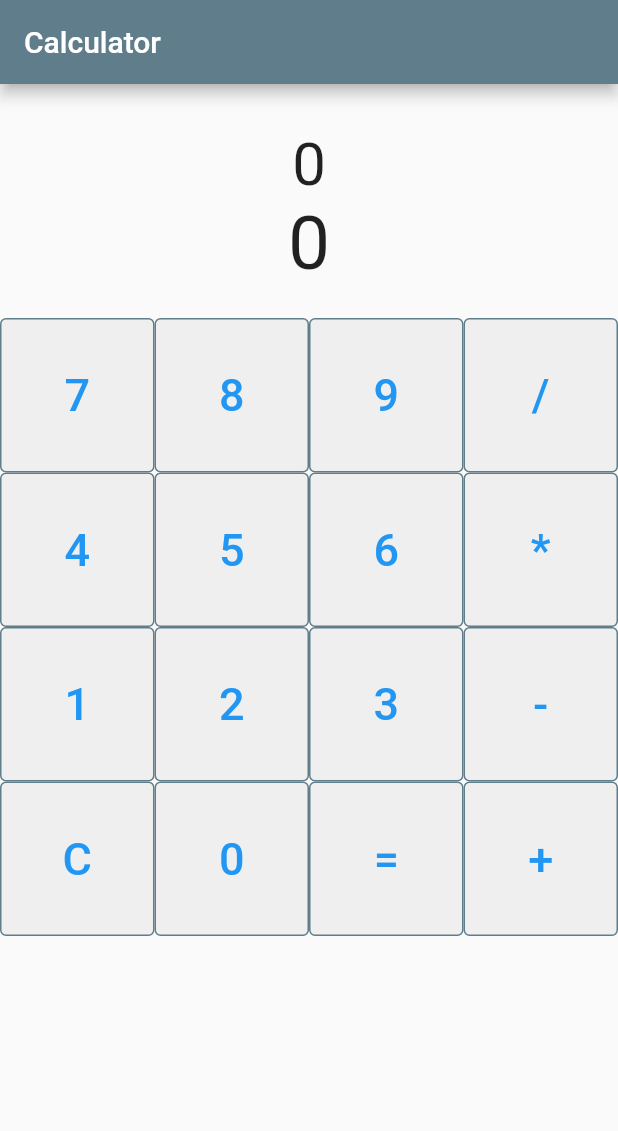
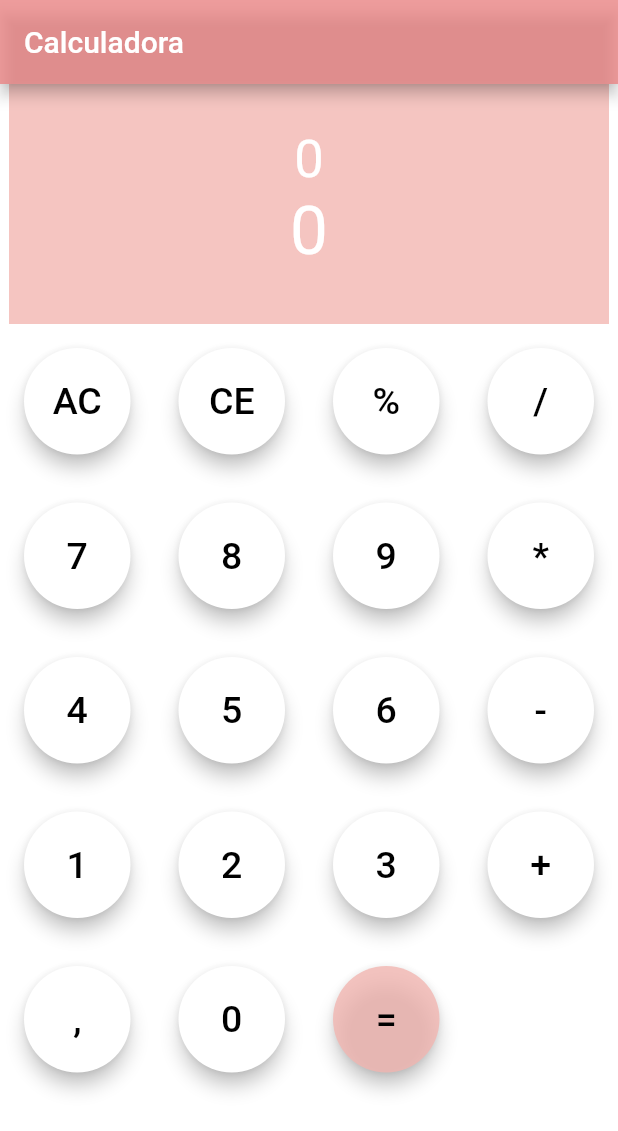
Before and after one commit to begazo-ticona-jesus/lab4, a Flutter app: the screen it shows after launch, on a phone screen of 412 x 824 dp. Shown: the top 1131 px of the screen. Run offline on Flutter 3.47's test engine with Material 2 defaults, Android fonts, the phone set to English and light mode, and no system bars; our stand-ins replace math_expressions.

Commit message:
Diseno y funciones extra anadidas

```diff
--- a/lib/components/Calculator.dart
+++ b/lib/components/Calculator.dart
@@ -1,3 +1,5 @@
+// ignore_for_file: file_names
+
 import 'package:flutter/material.dart';
 import 'package:math_expressions/math_expressions.dart';
 
@@ -8,12 +10,16 @@ class Calculator extends StatefulWidget {
   const Calculator({super.key});
 
   @override
+  // ignore: library_private_types_in_public_api
   _CalculatorState createState() => _CalculatorState();
 }
 
 class _CalculatorState extends State<Calculator> {
   String _input = '';
   String _output = '';
+
+  final Parser _parser = Parser();
+  final ContextModel _contextModel = ContextModel();
 
   final RegExp _calculatorRegex = RegExp(r'^[0-9]|[\+\-\*/]+$');
 
@@ -33,24 +39,71 @@ class _CalculatorState extends State<Calculator> {
     }
   }
 
+  bool isOperator(String text) {
+    return text == '+' || text == '-' || text == '*' || text == '/';
+  }
 
   void _onButtonPressed(String buttonText) {
     setState(() {
       switch (buttonText) {
         case '=':
           try {
-            final result = evalExpression(_input);
+            final lastChar = _input.isNotEmpty ? _input[_input.length - 1] : '';
+            if (isOperator(lastChar)) {
+              // Si el último carácter es un operador, quítalo antes de calcular el resultado.
+              _input = _input.substring(0, _input.length - 1);
+            }
+            Expression exp = _parser.parse(_input);
+            double result = exp.evaluate(EvaluationType.REAL, _contextModel);
+            String formattedResult = result.toStringAsFixed(3);
             _output = _input;
-            _input = result.toString();
+            _input = formattedResult.toString();
           } catch (e) {
             _output = 'Error';
           }
           break;
-        case 'C':
+        case 'CE':
+          // Lógica para borrar un solo elemento
+          if (_input.isNotEmpty) {
+            _input = _input.substring(0, _input.length - 1);
+          }
+          break;
+        case '%':
+          // Lógica para convertir a porcentaje (ejemplo: 50 -> 0.5)
+          if (_input.isNotEmpty) {
+            final result = double.parse(_input) / 100.0;
+            String formattedResult = result.toStringAsFixed(3);
+            _output = _input;
+            _input = formattedResult;
+          }
+          break;
+        case 'AC':
           _input = '';
           _output = '';
           break;
+        case ',':
+          // Lógica para agregar un punto decimal
+          if (_input.isNotEmpty) {
+            final lastChar = _input[_input.length - 1];
+
+            // Verifica si el último carácter no es una coma ni un número
+            if (lastChar != '.' && !isDigit(lastChar)) {
+              // Agrega una coma al final de la expresión
+              _input += '0.';
+            } else if (lastChar != '.') {
+              // Agrega una coma al número actual
+              _input += '.';
+            }
+          } else {
+            // Si la entrada está vacía, agrega "0." para representar "0.0"
+            _input = '0.';
+          }
         default:
+          final lastChar = _input.isNotEmpty ? _input[_input.length - 1] : '';
+          if (isOperator(lastChar) && isOperator(buttonText)) {
+            // Si el último carácter y el nuevo botón son operadores, reemplaza el último operador con el nuevo.
+            _input = _input.substring(0, _input.length - 1);
+          }
           _input += buttonText;
           break;
       }
@@ -65,18 +118,31 @@ class _CalculatorState extends State<Calculator> {
         mainAxisAlignment: MainAxisAlignment.end,
         mainAxisSize: MainAxisSize.max,
         children: [
-          CalculatorResults(input: _input, output: _output),
+          Container(
+            color: const Color.fromRGBO(242, 181, 176, 0.788), // Cambia esto al color de fondo que desees
+            height: 160,
+            width: 400,
+            child: CalculatorResults(input: _input, output: _output),
+          ),
+
           CalculatorButtons(buttonTexts: buttonTexts, onButtonPressed: _onButtonPressed),
+
         ],
       ),
     );
   }
+
+  bool isDigit(String lastChar) {
+    return RegExp(r'[0-9]').hasMatch(lastChar);
+  }
+
 }
 
 // Constants for the calculator button texts.
 const List<String> buttonTexts = [
-  '7', '8', '9', '/',
-  '4', '5', '6', '*',
-  '1', '2', '3', '-',
-  'C', '0', '=', '+',
+  'AC', 'CE', '%', '/',
+  '7', '8', '9', '*',
+  '4', '5', '6', '-',
+  '1', '2', '3', '+',
+  ',', '0', '=',
 ];
--- a/lib/components/CalculatorButtons.dart
+++ b/lib/components/CalculatorButtons.dart
@@ -1,3 +1,4 @@
+// ignore_for_file: file_names
 
 import 'package:flutter/material.dart';
 
@@ -5,7 +6,8 @@ class CalculatorButtons extends StatelessWidget {
   final List<String> buttonTexts;
   final Function(String) onButtonPressed;
 
-  const CalculatorButtons({super.key, required this.buttonTexts, required this.onButtonPressed});
+  const CalculatorButtons(
+      {super.key, required this.buttonTexts, required this.onButtonPressed});
 
   @override
   Widget build(BuildContext context) {
@@ -17,21 +19,38 @@ class CalculatorButtons extends StatelessWidget {
           ),
           children: List.generate(buttonTexts.length, (index) {
             final buttonText = buttonTexts[index];
-            return TextButton(
+            Color buttonColor;
+            if (buttonText == '=') {
+              buttonColor = const Color.fromRGBO(242, 181, 176, 0.788);
+            } else {
+              buttonColor = const Color.fromARGB(255, 255, 255, 255);
+            }
+
+            return Padding(
+              padding: const EdgeInsets.fromLTRB(16.0, 0, 16.0, 0),
+              child: SizedBox(
+                width: buttonText == '=' ? 40 : 20, // Ajusta el ancho del botón
+                height: 40, // Ajusta el alto del botón
+                child: ElevatedButton(
                   onPressed: () {
                     onButtonPressed(buttonText);
                   },
-              style: TextButton.styleFrom(
-                backgroundColor:  const Color(0xB6E9EAE9),
-                side: const BorderSide(color: Colors.blueGrey, width: 1),
+                  style: ElevatedButton.styleFrom(
+                    backgroundColor: buttonColor,
+                    shape: const CircleBorder(),
+                    elevation: 5,
                   ),
                   child: Text(
                     buttonText,
-                style: const TextStyle(fontSize: 30),
+                    style: const TextStyle(
+                      fontSize: 25, // Ajusta el tamaño del texto
+                      color: Color.fromARGB(255, 0, 0, 0), // Establece el color del texto en blanco
+                    ),
+                  ),
+                ),
               ),
             );
           }),
-        )
-    );
+        ));
   }
 }
--- a/lib/components/CalculatorResults.dart
+++ b/lib/components/CalculatorResults.dart
@@ -1,13 +1,18 @@
+// ignore_for_file: file_names
+import 'package:flutter/material.dart';
+
 import 'package:flutter/cupertino.dart';
 
 class CalculatorResults extends StatelessWidget {
   final String input;
   final String output;
 
-  const CalculatorResults({super.key, required this.input, required this.output});
+  const CalculatorResults(
+      {super.key, required this.input, required this.output});
 
   @override
   Widget build(BuildContext context) {
+
     return Padding(
       padding: const EdgeInsets.fromLTRB(1, 30, 1, 20),
       child: Column(
@@ -15,17 +20,23 @@ class CalculatorResults extends StatelessWidget {
         children: [
           Text(
             output.isEmpty ? '0' : output,
-            style: const TextStyle(fontSize: 40),
+            style: const TextStyle(
+              fontSize: 35,
+              color: Colors.white
+              ),
             textAlign: TextAlign.right,
           ),
           Text(
             input.isEmpty ? '0' : input,
-            style: const TextStyle(fontSize: 50),
+            style: const TextStyle(
+              fontSize: 45,
+              color: Colors.white
+              ),
             textAlign: TextAlign.right,
           ),
         ],
       ),
     );
+  }
 
-  }
 }
--- a/lib/main.dart
+++ b/lib/main.dart
@@ -28,10 +28,11 @@ class _MyHomePageState extends State<MyHomePage> {
   Widget build(BuildContext context) {
     return Scaffold(
       appBar: AppBar(
-        backgroundColor: Colors.blueGrey,
-        title: const Text('Calculator'),
+        backgroundColor: const Color.fromRGBO(235, 127, 127, 0.753),
+        title: const Text('Calculadora'),
       ),
-      body: Calculator(),
+      backgroundColor: const Color.fromARGB(255, 255, 255, 255),
+      body: const Calculator(),
     );
   }
 }
--- a/pubspec.yaml
+++ b/pubspec.yaml
@@ -31,6 +31,7 @@ dependencies:
   flutter:
     sdk: flutter
   math_expressions: ^2.4.0
+  intl: ^0.17.0
 
   # The following adds the Cupertino Icons font to your application.
   # Use with the CupertinoIcons class for iOS style icons.
```
Also changed, not shown: pubspec.lock, 1 other file. Lines whose indentation alone changed are shown as unchanged.
